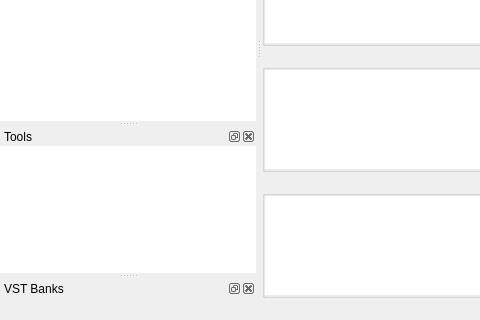
Above: src/common/mainwindow.ui from rbarreiros/vstboard before the change; both pictures show x 0 to 480 and y 250 to 570 of the 846 by 570 pixel window. Below: the same form after it.
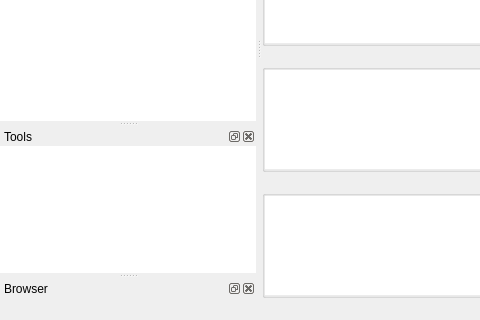
That is the form after the change. Icons and pictures are not drawn. Custom widgets are drawn as their Qt base class.

Commit message: file browser read&write + context menu

What changed in the file:
```diff
--- a/src/common/mainwindow.ui
+++ b/src/common/mainwindow.ui
@@ -783,7 +783,7 @@
   </widget>
   <widget class="QDockWidget" name="dockBankBrowser">
    <property name="windowTitle">
-    <string>VST Banks</string>
+    <string>Browser</string>
    </property>
    <attribute name="dockWidgetArea">
     <number>1</number>
```
The commit also changes 5 other files.
